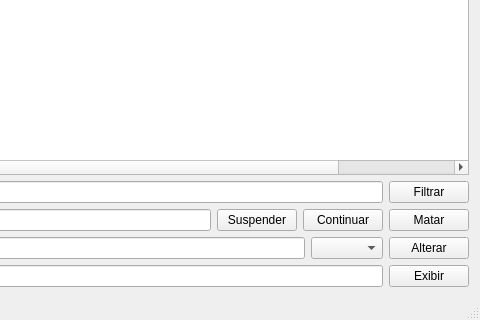
The window that DMtop/mainwindow.ui (DenisMedeiros/Real-Time-Systems-Applications) describes before a commit, drawn with Qt 5; both pictures show x 379 to 859 and y 98 to 418 of the 859 by 418 pixel window.
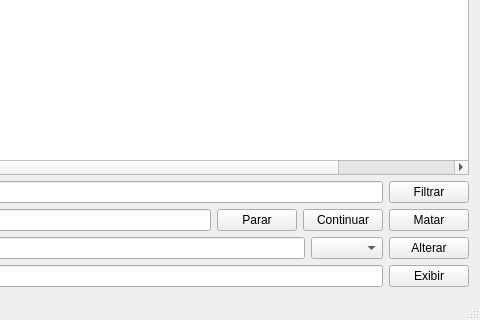
The same window after the commit. Icons and pictures are not drawn.

Commit message: Funções de parar e continuar implementadas.

Diff of the .ui file:
```diff
--- a/DMtop/mainwindow.ui
+++ b/DMtop/mainwindow.ui
@@ -127,7 +127,7 @@
       <item>
        <widget class="QPushButton" name="pushButtonSuspender">
         <property name="text">
-         <string>Suspender</string>
+         <string>Parar</string>
         </property>
        </widget>
       </item>
```
Left out of the diff: 10 changed lines with no effect on the pictures. The commit also changes 7 other files.
